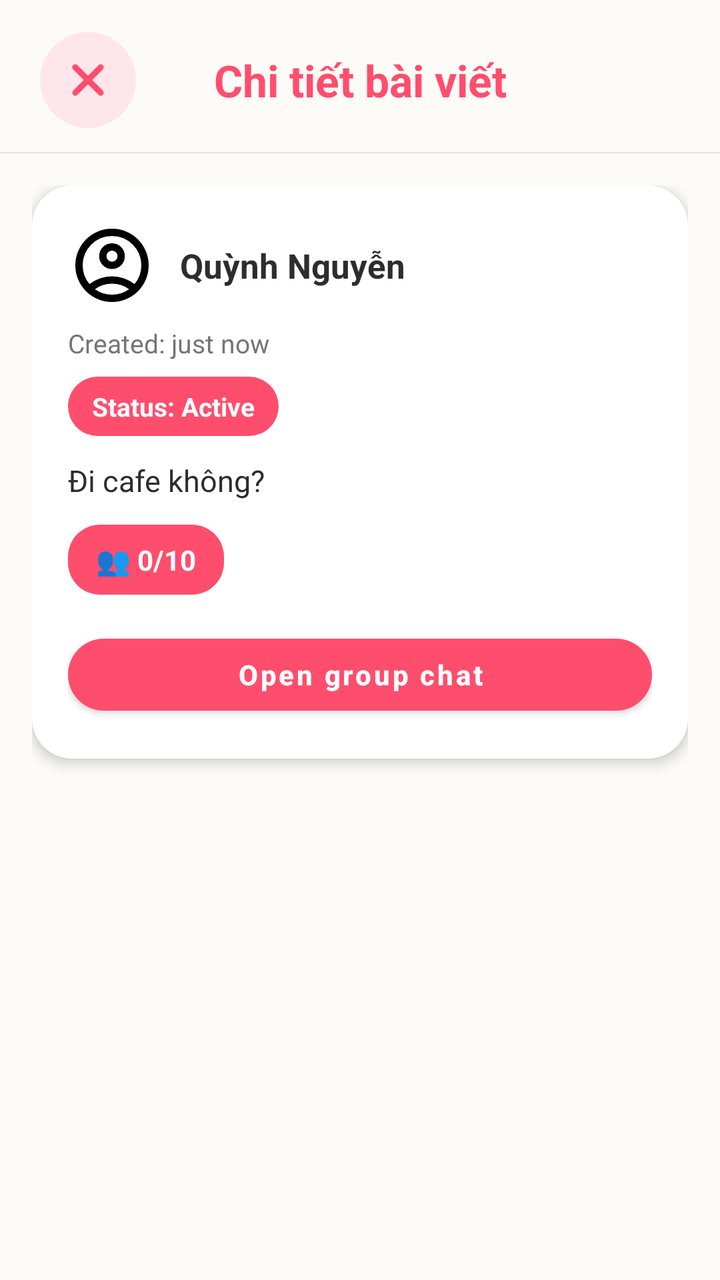
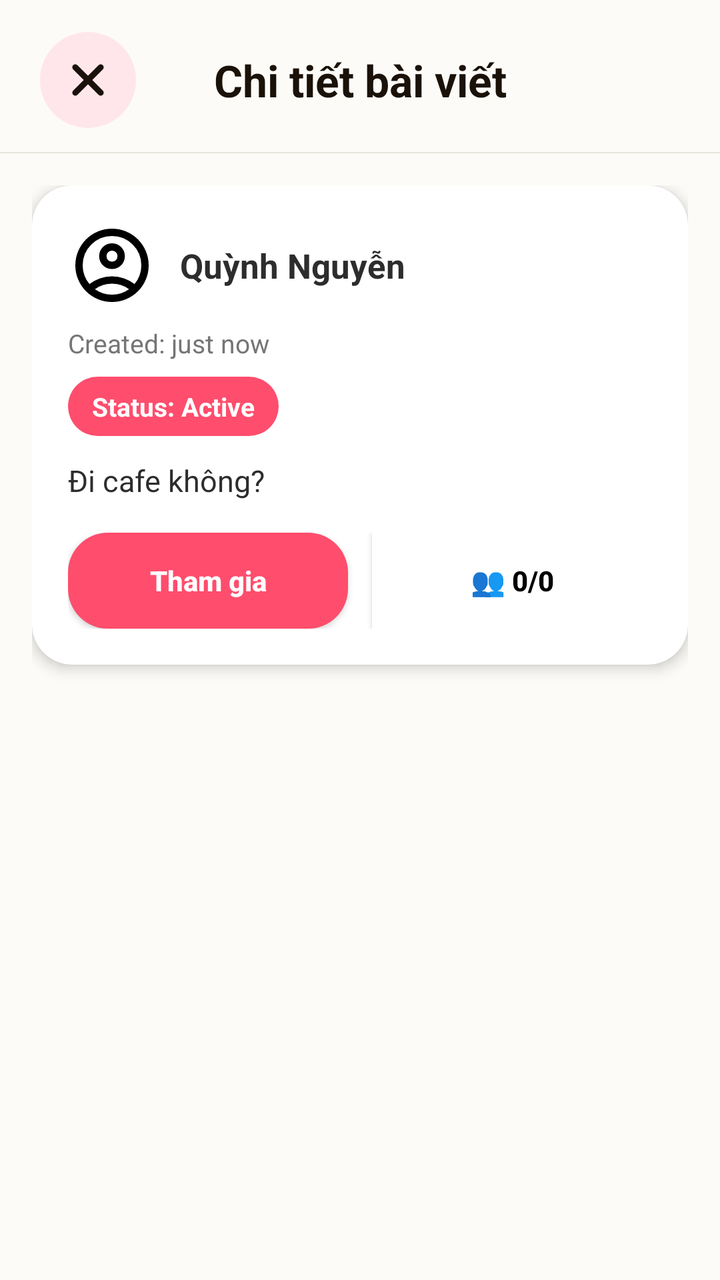

An Android layout rendered at two revisions. The XML below is the earlier revision; the diff shows what the commit changed to produce the second picture.
<!-- AndroidManifest.xml: application theme Theme.Weconnect -->
<!-- res/layout/activity_post_detail.xml -->
<?xml version="1.0" encoding="utf-8"?>
<androidx.constraintlayout.widget.ConstraintLayout
    xmlns:android="http://schemas.android.com/apk/res/android"
    xmlns:app="http://schemas.android.com/apk/res-auto"
    android:layout_width="match_parent"
    android:layout_height="match_parent"
    android:background="@color/soft_beige"
    android:fitsSystemWindows="true">

    <androidx.constraintlayout.widget.ConstraintLayout
        android:id="@+id/headerPostDetail"
        android:layout_width="match_parent"
        android:layout_height="wrap_content"
        android:paddingHorizontal="20dp"
        android:paddingTop="16dp"
        android:paddingBottom="12dp"
        app:layout_constraintTop_toTopOf="parent">

        <ImageView
            android:id="@+id/ivBackPostDetail"
            android:layout_width="48dp"
            android:layout_height="48dp"
            android:background="@drawable/bg_action_icon_circle"
            android:clickable="true"
            android:focusable="true"
            android:padding="12dp"
            android:src="@drawable/ic_close"
            android:contentDescription="Quay lại"
            app:layout_constraintStart_toStartOf="parent"
            app:layout_constraintTop_toTopOf="parent"
            app:layout_constraintBottom_toBottomOf="parent"
            app:tint="@color/primary_pink" />

        <TextView
            android:layout_width="wrap_content"
            android:layout_height="wrap_content"
            android:text="Chi tiết bài viết"
            android:textColor="@color/primary_pink"
            android:textSize="22sp"
            android:textStyle="bold"
            app:layout_constraintTop_toTopOf="parent"
            app:layout_constraintBottom_toBottomOf="parent"
            app:layout_constraintStart_toStartOf="parent"
            app:layout_constraintEnd_toEndOf="parent" />
    </androidx.constraintlayout.widget.ConstraintLayout>

    <View
        android:id="@+id/dividerPostDetail"
        android:layout_width="match_parent"
        android:layout_height="0.5dp"
        android:background="#E8E4DE"
        app:layout_constraintTop_toBottomOf="@id/headerPostDetail" />

    <androidx.core.widget.NestedScrollView
        android:layout_width="match_parent"
        android:layout_height="0dp"
        app:layout_constraintTop_toBottomOf="@id/dividerPostDetail"
        app:layout_constraintBottom_toBottomOf="parent"
        android:fillViewport="true">

        <LinearLayout
            android:layout_width="match_parent"
            android:layout_height="wrap_content"
            android:orientation="vertical"
            android:padding="16dp">

            <com.google.android.material.card.MaterialCardView
                android:layout_width="match_parent"
                android:layout_height="wrap_content"
                app:cardBackgroundColor="@color/card_surface"
                app:cardCornerRadius="20dp"
                app:cardElevation="4dp"
                app:strokeWidth="0dp">

                <LinearLayout
                    android:layout_width="match_parent"
                    android:layout_height="wrap_content"
                    android:orientation="vertical"
                    android:padding="18dp">

                    <LinearLayout
                        android:layout_width="match_parent"
                        android:layout_height="wrap_content"
                        android:orientation="horizontal"
                        android:gravity="center_vertical"
                        android:clickable="true"
                        android:focusable="true"
                        android:id="@+id/layoutPostDetailAuthor">

                        <androidx.cardview.widget.CardView
                            android:layout_width="44dp"
                            android:layout_height="44dp"
                            app:cardCornerRadius="22dp"
                            app:cardElevation="0dp">
                            <ImageView
                                android:id="@+id/ivPostDetailAuthorAvatar"
                                android:layout_width="match_parent"
                                android:layout_height="match_parent"
                                android:scaleType="centerCrop"
                                android:src="@drawable/ic_user_placeholder" />
                        </androidx.cardview.widget.CardView>

                        <TextView
                            android:id="@+id/tvPostDetailUsername"
                            android:layout_width="wrap_content"
                            android:layout_height="wrap_content"
                            android:layout_marginStart="12dp"
                            android:text="Quỳnh Nguyễn"
                            android:textColor="@color/text_primary"
                            android:textSize="17sp"
                            android:textStyle="bold"
                            android:clickable="true"
                            android:focusable="true"/>

                    </LinearLayout>

                    <TextView
                        android:id="@+id/tvPostDetailTime"
                        android:layout_width="wrap_content"
                        android:layout_height="wrap_content"
                        android:layout_marginTop="8dp"
                        android:text="Created: just now"
                        android:textColor="@color/text_secondary"
                        android:textSize="13sp" />

                    <TextView
                        android:id="@+id/tvPostDetailStatus"
                        android:layout_width="wrap_content"
                        android:layout_height="wrap_content"
                        android:layout_marginTop="8dp"
                        android:background="@drawable/bg_selected_tag"
                        android:paddingHorizontal="12dp"
                        android:paddingVertical="6dp"
                        android:text="Status: Active"
                        android:textColor="@android:color/white"
                        android:textSize="13sp"
                        android:textStyle="bold" />

                    <TextView
                        android:id="@+id/tvPostDetailContent"
                        android:layout_width="match_parent"
                        android:layout_height="wrap_content"
                        android:layout_marginTop="12dp"
                        android:text="Đi cafe không?"
                        android:textColor="@color/text_primary"
                        android:textSize="15sp" />

                    <TextView
                        android:id="@+id/tvPostDetailTag"
                        android:layout_width="wrap_content"
                        android:layout_height="wrap_content"
                        android:layout_marginTop="12dp"
                        android:background="@drawable/bg_tag_shadow"
                        android:paddingHorizontal="12dp"
                        android:paddingVertical="6dp"
                        android:text="☕ Đi Cafe"
                        android:textColor="@color/primary_pink"
                        android:textSize="13sp"
                        android:textStyle="bold"
                        android:visibility="gone" />

                    <TextView
                        android:id="@+id/tvPostDetailLocation"
                        android:layout_width="wrap_content"
                        android:layout_height="wrap_content"
                        android:layout_marginTop="10dp"
                        android:text="📍 Phường Phú Lương, Hà Đông, Hà Nội"
                        android:textColor="@color/text_secondary"
                        android:textSize="13sp"
                        android:textStyle="bold"
                        android:visibility="gone" />

                    <TextView
                        android:id="@+id/tvPostDetailMembers"
                        android:layout_width="wrap_content"
                        android:layout_height="wrap_content"
                        android:layout_marginTop="12dp"
                        android:background="@drawable/bg_selected_tag"
                        android:paddingHorizontal="14dp"
                        android:paddingVertical="8dp"
                        android:text="👥 0/10"
                        android:textColor="@android:color/white"
                        android:textSize="14sp"
                        android:textStyle="bold" />

                    <com.google.android.material.button.MaterialButton
                        android:id="@+id/btnOpenGroupChat"
                        android:layout_width="match_parent"
                        android:layout_height="48dp"
                        android:layout_marginTop="16dp"
                        android:text="Open group chat"
                        android:textAllCaps="false"
                        android:textStyle="bold"
                        app:backgroundTint="@color/primary_pink"
                        app:cornerRadius="24dp" />

                    
                    <LinearLayout
                        android:id="@+id/layoutPendingApproval"
                        android:layout_width="match_parent"
                        android:layout_height="wrap_content"
                        android:layout_marginTop="16dp"
                        android:orientation="vertical"
                        android:visibility="gone">

                        <View
                            android:layout_width="match_parent"
                            android:layout_height="1dp"
                            android:background="#E8E4DE"
                            android:layout_marginBottom="12dp" />

                        <TextView
                            android:id="@+id/tvPendingLabel"
                            android:layout_width="match_parent"
                            android:layout_height="wrap_content"
                            android:text="Có người muốn tham gia"
                            android:textColor="@color/text_primary"
                            android:textSize="15sp"
                            android:textStyle="bold"
                            android:gravity="center" />

                        <LinearLayout
                            android:id="@+id/layoutApproveReject"
                            android:layout_width="match_parent"
                            android:layout_height="wrap_content"
                            android:layout_marginTop="12dp"
                            android:orientation="horizontal">

                            <com.google.android.material.button.MaterialButton
                                android:id="@+id/btnApproveJoin"
                                style="@style/Widget.MaterialComponents.Button"
                                android:layout_width="0dp"
                                android:layout_height="44dp"
                                android:layout_weight="1"
                                android:layout_marginEnd="8dp"
                                android:text="✅ Chấp nhận"
                                android:textAllCaps="false"
                                android:textSize="14sp"
                                app:backgroundTint="#4CAF50"
                                app:cornerRadius="22dp" />

                            <com.google.android.material.button.MaterialButton
                                android:id="@+id/btnRejectJoin"
                                style="@style/Widget.MaterialComponents.Button.OutlinedButton"
                                android:layout_width="0dp"
                                android:layout_height="44dp"
                                android:layout_weight="1"
                                android:text="❌ Từ chối"
                                android:textAllCaps="false"
                                android:textColor="@color/text_secondary"
                                android:textSize="14sp"
                                app:cornerRadius="22dp"
                                app:strokeColor="#BDBDBD"
                                app:strokeWidth="1dp" />
                        </LinearLayout>

                        <TextView
                            android:id="@+id/tvApprovalResult"
                            android:layout_width="match_parent"
                            android:layout_height="wrap_content"
                            android:layout_marginTop="8dp"
                            android:gravity="center"
                            android:textSize="14sp"
                            android:textStyle="italic"
                            android:textColor="@color/text_secondary"
                            android:visibility="gone" />
                    </LinearLayout>

                </LinearLayout>
            </com.google.android.material.card.MaterialCardView>

        </LinearLayout>
    </androidx.core.widget.NestedScrollView>

</androidx.constraintlayout.widget.ConstraintLayout>
<!-- resources referenced by this layout -->
<resources>
  <color name="card_surface">#FFFFFF</color>
  <color name="primary_pink">#FF4D6D</color>
  <color name="soft_beige">#FDFBF7</color>
  <color name="text_primary">#2D2D2D</color>
  <color name="text_secondary">#757575</color>
  <!-- drawable bg_action_icon_circle (drawable) -->
  <?xml version="1.0" encoding="utf-8"?>
  <shape xmlns:android="http://schemas.android.com/apk/res/android"
      android:shape="oval">
      <solid android:color="@color/secondary_pink" />
  </shape>
  <!-- drawable bg_selected_tag (drawable) -->
  <?xml version="1.0" encoding="utf-8"?>
  <shape xmlns:android="http://schemas.android.com/apk/res/android"
      android:shape="rectangle">
      <solid android:color="@color/primary_pink" />
      <corners android:radius="16dp" />
  </shape>
  <!-- drawable bg_tag_shadow (drawable) -->
  <?xml version="1.0" encoding="utf-8"?>
  <shape xmlns:android="http://schemas.android.com/apk/res/android">
      <solid android:color="#FFFFFF" /> <corners android:radius="12dp" />
      <stroke android:width="1dp" android:color="#F0F0F0" /> </shape>
  <!-- drawable ic_close (drawable) -->
  <vector xmlns:android="http://schemas.android.com/apk/res/android"
      android:width="800dp"
      android:height="800dp"
      android:viewportWidth="1024"
      android:viewportHeight="1024">
    <path
        android:pathData="M195.2,195.2a64,64 0,0 1,90.5 0L512,421.5 738.3,195.2a64,64 0,0 1,90.5 90.5L602.5,512 828.8,738.3a64,64 0,0 1,-90.5 90.5L512,602.5 285.7,828.8a64,64 0,0 1,-90.5 -90.5L421.5,512 195.2,285.7a64,64 0,0 1,0 -90.5z"
        android:fillColor="#000000"/>
  </vector>
  <style name="Theme.Weconnect" parent="Theme.MaterialComponents.DayNight.NoActionBar" />
  <color name="secondary_pink">#FFE6EB</color>
  <!-- unchanged entries left out for length: 1 -->
</resources>

<!-- the commit's change to res/layout/activity_post_detail.xml (unified diff, before → after) -->
@@ -29,13 +29,13 @@
             app:layout_constraintStart_toStartOf="parent"
             app:layout_constraintTop_toTopOf="parent"
             app:layout_constraintBottom_toBottomOf="parent"
-            app:tint="@color/primary_pink" />
+            app:tint="#1A1208" />
 
         <TextView
             android:layout_width="wrap_content"
             android:layout_height="wrap_content"
             android:text="Chi tiết bài viết"
-            android:textColor="@color/primary_pink"
+            android:textColor="#1A1208"
             android:textSize="22sp"
             android:textStyle="bold"
             app:layout_constraintTop_toTopOf="parent"
@@ -115,6 +115,26 @@
                     </LinearLayout>
 
                     <TextView
+                        android:id="@+id/tvPostDetailActivityDate"
+                        android:layout_width="wrap_content"
+                        android:layout_height="wrap_content"
+                        android:layout_marginTop="8dp"
+                        android:textColor="@color/text_primary"
+                        android:textSize="13sp"
+                        android:textStyle="bold"
+                        android:visibility="gone" />
+
+                    <TextView
+                        android:id="@+id/tvPostDetailActivityTime"
+                        android:layout_width="wrap_content"
+                        android:layout_height="wrap_content"
+                        android:layout_marginTop="4dp"
+                        android:textColor="@color/text_primary"
+                        android:textSize="13sp"
+                        android:textStyle="bold"
+                        android:visibility="gone" />
+
+                    <TextView
                         android:id="@+id/tvPostDetailTime"
                         android:layout_width="wrap_content"
                         android:layout_height="wrap_content"
@@ -145,6 +165,22 @@
                         android:textColor="@color/text_primary"
                         android:textSize="15sp" />
 
+                    
+                    <androidx.cardview.widget.CardView
+                        android:id="@+id/cvPostDetailImage"
+                        android:layout_width="match_parent"
+                        android:layout_height="wrap_content"
+                        android:layout_marginTop="12dp"
+                        android:visibility="gone"
+                        app:cardCornerRadius="12dp"
+                        app:cardElevation="0dp">
+                        <ImageView
+                            android:id="@+id/ivPostDetailImage"
+                            android:layout_width="match_parent"
+                            android:layout_height="220dp"
+                            android:scaleType="centerCrop" />
+                    </androidx.cardview.widget.CardView>
+
                     <TextView
                         android:id="@+id/tvPostDetailTag"
                         android:layout_width="wrap_content"
@@ -170,29 +206,43 @@
                         android:textStyle="bold"
                         android:visibility="gone" />
 
-                    <TextView
-                        android:id="@+id/tvPostDetailMembers"
-                        android:layout_width="wrap_content"
-                        android:layout_height="wrap_content"
-                        android:layout_marginTop="12dp"
-                        android:background="@drawable/bg_selected_tag"
-                        android:paddingHorizontal="14dp"
-                        android:paddingVertical="8dp"
-                        android:text="👥 0/10"
-                        android:textColor="@android:color/white"
-                        android:textSize="14sp"
-                        android:textStyle="bold" />
-
-                    <com.google.android.material.button.MaterialButton
-                        android:id="@+id/btnOpenGroupChat"
-                        android:layout_width="match_parent"
-                        android:layout_height="48dp"
-                        android:layout_marginTop="16dp"
-                        android:text="Open group chat"
-                        android:textAllCaps="false"
-                        android:textStyle="bold"
-                        app:backgroundTint="@color/primary_pink"
-                        app:cornerRadius="24dp" />
+                    <LinearLayout
+                        android:id="@+id/layoutDetailButtons"
+                        android:layout_width="match_parent"
+                        android:layout_height="wrap_content"
+                        android:orientation="horizontal"
+                        android:gravity="center"
+                        android:weightSum="2"
+                        android:layout_marginTop="16dp">
+
+                        <androidx.appcompat.widget.AppCompatButton
+                            android:id="@+id/btnDetailJoin"
+                            android:layout_width="0dp"
+                            android:layout_height="48dp"
+                            android:layout_weight="1"
+                            android:layout_marginEnd="6dp"
+                            android:background="@drawable/bg_button_join"
+                            android:text="Tham gia"
+                            android:textAllCaps="false"
+                            android:textColor="#FFFFFF"
+                            android:textSize="14sp"
+                            android:textStyle="bold" />
+
+                        <androidx.appcompat.widget.AppCompatButton
+                            android:id="@+id/btnDetailMembers"
+                            android:layout_width="0dp"
+                            android:layout_height="48dp"
+                            android:layout_weight="1"
+                            android:layout_marginStart="6dp"
+                            android:background="#FFFFFF"
+                            android:text="👥 0/0"
+                            android:textAllCaps="false"
+                            android:textColor="#000000"
+                            android:textSize="14sp"
+                            android:textStyle="bold"
+                            android:gravity="center" />
+
+                    </LinearLayout>
 
                     
                     <LinearLayout
<!-- resource entries referenced after the edit -->
@@ -10,6 +10,12 @@
   <shape xmlns:android="http://schemas.android.com/apk/res/android"
       android:shape="oval">
       <solid android:color="@color/secondary_pink" />
+  </shape>
+  <!-- drawable bg_button_join (drawable) -->
+  <?xml version="1.0" encoding="utf-8"?>
+  <shape xmlns:android="http://schemas.android.com/apk/res/android">
+      <solid android:color="#FF4D6D" />
+      <corners android:radius="20dp" />
   </shape>
   <!-- drawable bg_selected_tag (drawable) -->
   <?xml version="1.0" encoding="utf-8"?>
@@ -33,8 +39,36 @@
         android:pathData="M195.2,195.2a64,64 0,0 1,90.5 0L512,421.5 738.3,195.2a64,64 0,0 1,90.5 90.5L602.5,512 828.8,738.3a64,64 0,0 1,-90.5 90.5L512,602.5 285.7,828.8a64,64 0,0 1,-90.5 -90.5L421.5,512 195.2,285.7a64,64 0,0 1,0 -90.5z"
         android:fillColor="#000000"/>
   </vector>
-  <style name="Theme.Weconnect" parent="Theme.MaterialComponents.DayNight.NoActionBar" />
+  <style name="Theme.Weconnect" parent="Theme.MaterialComponents.DayNight.NoActionBar">
+          <item name="materialAlertDialogTheme">@style/Dialog.App</item>
+      </style>
   <color name="secondary_pink">#FFE6EB</color>
+  <style name="Dialog.App" parent="ThemeOverlay.MaterialComponents.MaterialAlertDialog">
+          <item name="alertDialogStyle">@style/MaterialAlertDialog.App</item>
+          <item name="buttonBarNegativeButtonStyle">@style/Dialog.App.ButtonNegative</item>
+          <item name="buttonBarPositiveButtonStyle">@style/Dialog.App.ButtonPositive</item>
+          <item name="buttonBarNeutralButtonStyle">@style/Dialog.App.ButtonNeutral</item>
+      </style>
+  <style name="MaterialAlertDialog.App" parent="MaterialAlertDialog.MaterialComponents">
+          <item name="shapeAppearance">@style/ShapeAppearance.App.Dialog</item>
+      </style>
+  <style name="Dialog.App.ButtonNegative" parent="Widget.MaterialComponents.Button.TextButton.Dialog">
+          <item name="android:textColor">@color/primary_pink</item>
+          <item name="android:fontFamily">sans-serif-medium</item>
+      </style>
+  <style name="Dialog.App.ButtonPositive" parent="Widget.MaterialComponents.Button.TextButton.Dialog">
+          <item name="android:textColor">@color/primary_pink</item>
+          <item name="android:textStyle">bold</item>
+          <item name="android:fontFamily">sans-serif-medium</item>
+      </style>
+  <style name="Dialog.App.ButtonNeutral" parent="Widget.MaterialComponents.Button.TextButton.Dialog">
+          <item name="android:textColor">@color/text_secondary</item>
+          <item name="android:fontFamily">sans-serif-medium</item>
+      </style>
+  <style name="ShapeAppearance.App.Dialog" parent="">
+          <item name="cornerFamily">rounded</item>
+          <item name="cornerSize">20dp</item>
+      </style>
   <!-- unchanged entries left out for length: 1 -->
 </resources>
 
